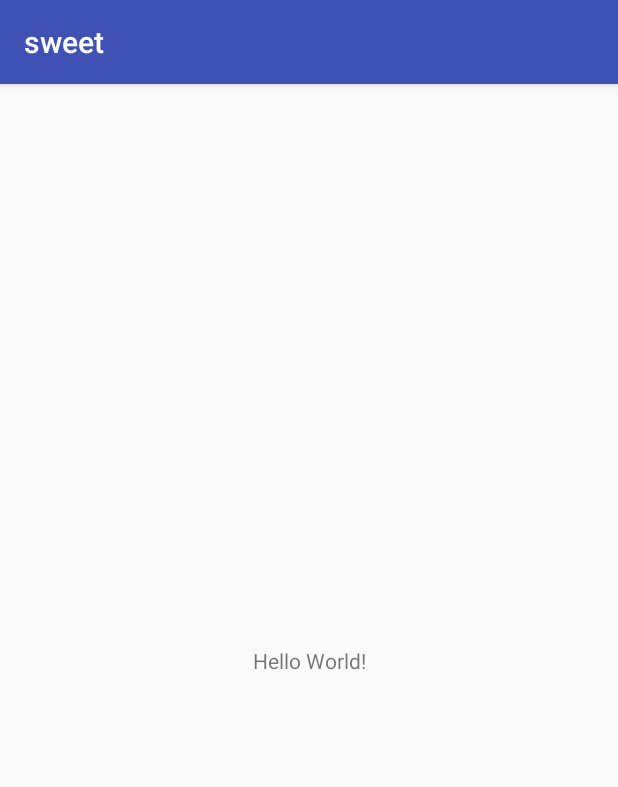
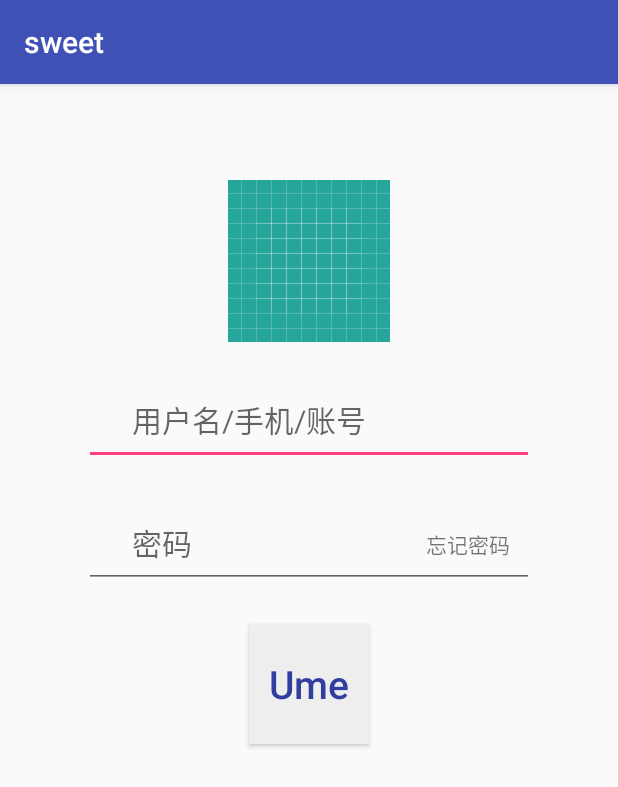
Before and after one commit to GodRuffian/Ume, an Android app: the screen it shows after launch (MainActivity before the commit, LoginActivity after it), on a phone screen of 412 x 824 dp. Shown: the top 787 px of the screen. Run offline under Robolectric (Android 15) with nearby library versions, the phone set to English and light mode, and no system bars.

Commit message:
登录页面

```diff
--- a/app/src/main/AndroidManifest.xml
+++ b/app/src/main/AndroidManifest.xml
@@ -10,12 +10,16 @@
         android:supportsRtl="true"
         android:theme="@style/AppTheme" >
         <activity android:name=".MainActivity" >
+
+        </activity>
+        <activity android:name=".LoginActivity">
             <intent-filter>
                 <action android:name="android.intent.action.MAIN" />
 
                 <category android:name="android.intent.category.LAUNCHER" />
             </intent-filter>
         </activity>
+        <activity android:name=".AddFriends"></activity>
     </application>
 
 </manifest>
--- /dev/null
+++ b/app/src/main/java/ume/com/sweet/BaseActivity.java
@@ -0,0 +1,12 @@
+package ume.com.sweet;
+
+import android.os.Bundle;
+import android.support.v7.app.AppCompatActivity;
+
+public class BaseActivity extends AppCompatActivity {
+
+    @Override
+    protected void onCreate(Bundle savedInstanceState) {
+        super.onCreate(savedInstanceState);
+    }
+}
--- /dev/null
+++ b/app/src/main/java/ume/com/sweet/LoginActivity.java
@@ -0,0 +1,37 @@
+package ume.com.sweet;
+
+import android.app.ActionBar;
+import android.os.Bundle;
+import android.util.Log;
+import android.view.View;
+import android.widget.Button;
+import android.widget.EditText;
+
+public class LoginActivity extends BaseActivity{
+
+    private EditText username;
+    private EditText password;
+    @Override
+    protected void onCreate(Bundle savedInstanceState) {
+        super.onCreate(savedInstanceState);
+        setContentView(R.layout.activity_login);
+        ActionBar actionBar = getActionBar();
+        if (actionBar != null) {
+            actionBar.hide();
+        }
+        username = (EditText) findViewById(R.id.username);
+        password = (EditText) findViewById(R.id.password);
+
+        Button login = (Button) findViewById(R.id.login);
+        login.setOnClickListener(new View.OnClickListener() {
+            @Override
+            public void onClick(View v) {
+                String usernameS = username.getText().toString();
+                String passwordS = password.getText().toString();
+                MainActivity.antionStart(LoginActivity.this, usernameS, passwordS);
+            }
+        });
+
+    }
+
+}
--- /dev/null
+++ b/app/src/main/res/layout/activity_login.xml
@@ -0,0 +1,62 @@
+<?xml version="1.0" encoding="utf-8"?>
+<LinearLayout
+    xmlns:android="http://schemas.android.com/apk/res/android"
+    xmlns:tools="http://schemas.android.com/tools"
+    xmlns:app="http://schemas.android.com/apk/res-auto"
+    android:layout_width="match_parent"
+    android:layout_height="match_parent"
+    tools:context=".MainActivity"
+    android:orientation="vertical">
+    <ImageView
+        android:layout_width="wrap_content"
+        android:layout_height="wrap_content"
+        android:src="@drawable/ic_launcher_background"
+        android:layout_marginTop="64dp"
+        android:layout_gravity="center" />
+   <EditText
+       android:id="@+id/username"
+       android:layout_width="300dp"
+       android:layout_height="60dp"
+       android:hint="用户名/手机/账号"
+       android:maxLines="1"
+       android:textSize="20sp"
+       android:textColor="@color/colorPrimaryDark"
+       android:layout_gravity="center"
+       android:layout_marginTop="22dp"
+       android:paddingLeft="32dp"/>
+    <FrameLayout
+        android:layout_width="300dp"
+        android:layout_height="wrap_content"
+        android:layout_gravity="center"
+        android:layout_marginTop="22dp">
+        <EditText
+            android:id="@+id/password"
+            android:layout_width="300dp"
+            android:layout_height="60dp"
+            android:hint="密码"
+            android:maxLines="1"
+            android:textSize="20sp"
+            android:layout_gravity="left"
+            android:paddingLeft="32dp" />
+        <TextView
+            android:layout_width="wrap_content"
+            android:layout_height="wrap_content"
+            android:text="忘记密码"
+            android:layout_gravity="right"
+            android:layout_marginTop="20dp"
+            android:layout_marginRight="16dp" />
+    </FrameLayout>
+    <Button
+        android:id="@+id/login"
+        android:layout_width="80dp"
+        android:layout_height="80dp"
+        android:text="Ume"
+        android:textAllCaps="false"
+        android:textSize="26sp"
+        android:textColor="@color/colorPrimaryDark"
+        android:background="@color/loginBtnBg"
+        android:layout_gravity="center"
+        android:layout_marginTop="24dp"
+        android:textAlignment="center"/>
+
+</LinearLayout>
--- a/app/src/main/res/layout/activity_main.xml
+++ b/app/src/main/res/layout/activity_main.xml
@@ -1,19 +1,18 @@
 <?xml version="1.0" encoding="utf-8"?>
-<android.support.constraint.ConstraintLayout
+<LinearLayout
     xmlns:android="http://schemas.android.com/apk/res/android"
     xmlns:tools="http://schemas.android.com/tools"
     xmlns:app="http://schemas.android.com/apk/res-auto"
     android:layout_width="match_parent"
     android:layout_height="match_parent"
-    tools:context=".MainActivity">
+    tools:context=".MainActivity"
+    android:orientation="vertical">
+
+    <!--<include layout="@layout/main_title" />-->
 
     <TextView
-        android:layout_width="wrap_content"
+        android:layout_width="match_parent"
         android:layout_height="wrap_content"
-        android:text="Hello World!"
-        app:layout_constraintBottom_toBottomOf="parent"
-        app:layout_constraintLeft_toLeftOf="parent"
-        app:layout_constraintRight_toRightOf="parent"
-        app:layout_constraintTop_toTopOf="parent" />
+        android:text="主页"/>
 
-</android.support.constraint.ConstraintLayout>
+</LinearLayout>
--- a/app/src/main/res/values/colors.xml
+++ b/app/src/main/res/values/colors.xml
@@ -3,4 +3,5 @@
     <color name="colorPrimary">#3F51B5</color>
     <color name="colorPrimaryDark">#303F9F</color>
     <color name="colorAccent">#FF4081</color>
+    <color name="loginBtnBg">#eee</color>
 </resources>
```
Also changed, not shown: app/src/main/java/ume/com/sweet/AddFriends.java (added, +21 -0 lines), app/src/main/java/ume/com/sweet/MainActivity.java (+42 -2 lines), app/src/main/res/layout/activity_add_friends.xml (added, +10 -0 lines), app/src/main/res/layout/main_title.xml (added, +14 -0 lines), app/src/main/res/menu/main.xml (added, +9 -0 lines).
